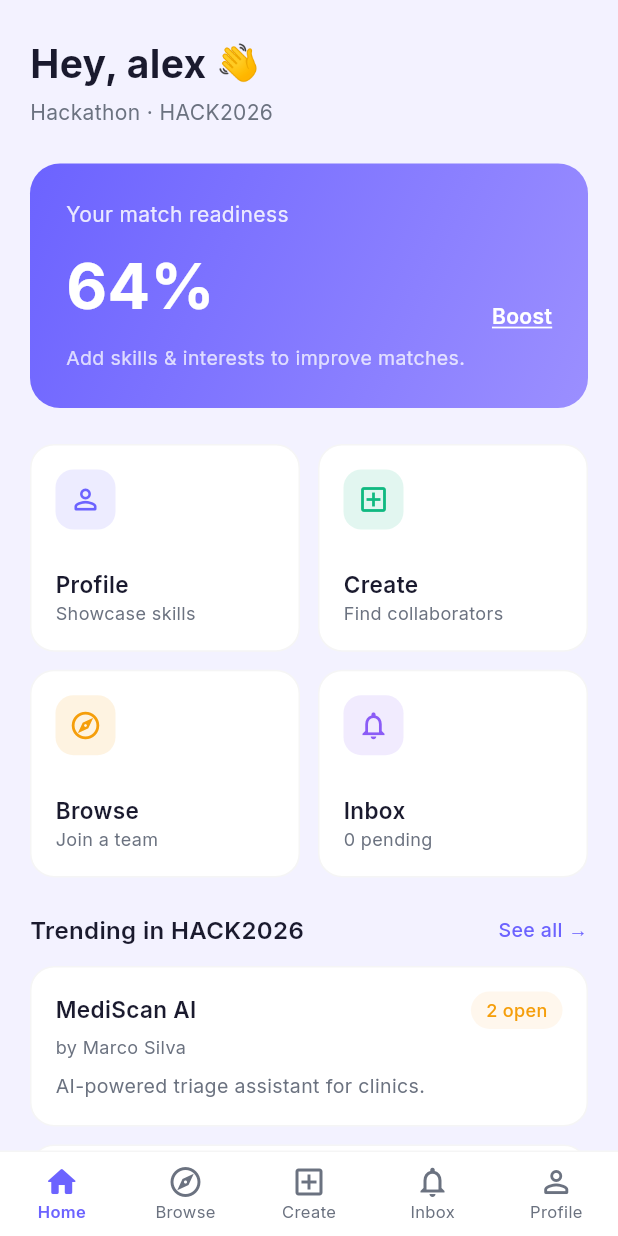
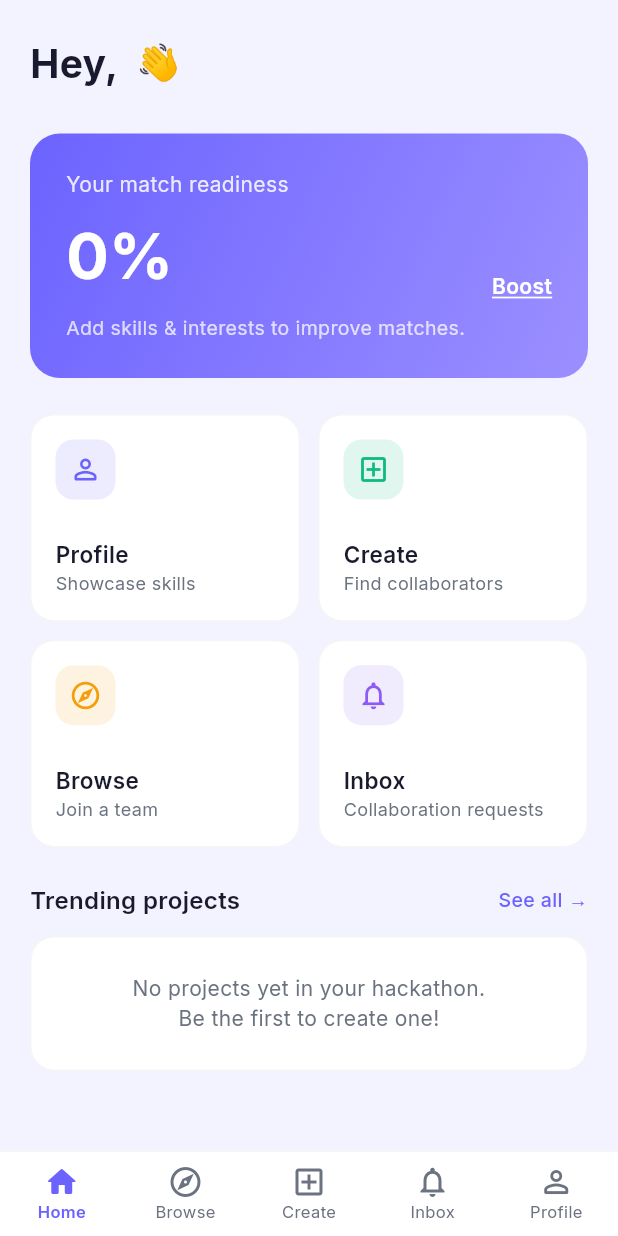
Before and after one commit to eunice-jpg/ColabMatch, a Flutter app: the screen it shows once a user with an empty profile is signed in, on a phone screen of 412 x 824 dp. Run offline on Flutter 3.47's test engine with Material 3 defaults, Android fonts, the light colour scheme and no system bars; our stand-ins replace cloud_firestore, firebase_auth, firebase_core, flutter_riverpod, google_fonts; accounts and stored records are empty.

Commit message:
feat: connect HomeScreen to real user data

```diff
--- a/lib/screens/home/home_screen.dart
+++ b/lib/screens/home/home_screen.dart
@@ -1,12 +1,20 @@
 import 'package:flutter/material.dart';
+import 'package:flutter_riverpod/flutter_riverpod.dart';
 import 'package:google_fonts/google_fonts.dart';
 import '../../core/theme/app_theme.dart';
+import '../../providers/auth_provider.dart';
+import '../../providers/project_provider.dart';
 
-class HomeScreen extends StatelessWidget {
+class HomeScreen extends ConsumerWidget {
   const HomeScreen({super.key});
 
   @override
-  Widget build(BuildContext context) {
+  Widget build(BuildContext context, WidgetRef ref) {
+    final user = ref.watch(currentUserProvider);
+    final trendingAsync = user != null
+        ? ref.watch(trendingProjectsProvider(user.hackathon))
+        : null;
+
     return Scaffold(
       backgroundColor: AppColors.background,
       body: SafeArea(
@@ -15,20 +23,13 @@ class HomeScreen extends StatelessWidget {
           child: Column(
             crossAxisAlignment: CrossAxisAlignment.start,
             children: [
-              // Greeting
-              _buildGreeting(),
+              _buildGreeting(user?.username ?? ''),
               const SizedBox(height: 24),
-
-              // Match Readiness Card
-              _buildMatchReadinessCard(),
+              _buildMatchReadinessCard(user),
               const SizedBox(height: 24),
-
-              // Quick Actions Grid
               _buildQuickActionsGrid(context),
               const SizedBox(height: 24),
-
-              // Trending Section
-              _buildTrendingSection(),
+              _buildTrendingSection(trendingAsync),
             ],
           ),
         ),
@@ -36,14 +37,14 @@ class HomeScreen extends StatelessWidget {
     );
   }
 
-  Widget _buildGreeting() {
+  Widget _buildGreeting(String username) {
     return Column(
       crossAxisAlignment: CrossAxisAlignment.start,
       children: [
         Row(
           children: [
             Text(
-              'Hey, alex ',
+              'Hey, $username ',
               style: GoogleFonts.inter(
                 fontSize: 26,
                 fontWeight: FontWeight.bold,
@@ -54,18 +55,20 @@ class HomeScreen extends StatelessWidget {
           ],
         ),
         const SizedBox(height: 4),
-        Text(
-          'Hackathon · HACK2026',
-          style: GoogleFonts.inter(
-            fontSize: 14,
-            color: AppColors.textSecondary,
-          ),
-        ),
       ],
     );
   }
 
-  Widget _buildMatchReadinessCard() {
+  Widget _buildMatchReadinessCard(user) {
+    // Calculate match readiness based on profile completeness
+    int score = 0;
+    if (user != null) {
+      if (user.skills.isNotEmpty) score += 40;
+      if (user.interests.isNotEmpty) score += 30;
+      if (user.bio.isNotEmpty) score += 20;
+      if (user.experienceLevel != 'Beginner') score += 10;
+    }
+
     return Container(
       width: double.infinity,
       padding: const EdgeInsets.all(24),
@@ -93,7 +96,7 @@ class HomeScreen extends StatelessWidget {
             crossAxisAlignment: CrossAxisAlignment.end,
             children: [
               Text(
-                '64%',
+                '$score%',
                 style: GoogleFonts.inter(
                   fontSize: 42,
                   fontWeight: FontWeight.bold,
@@ -117,7 +120,9 @@ class HomeScreen extends StatelessWidget {
           ),
           const SizedBox(height: 8),
           Text(
-            'Add skills & interests to improve matches.',
+            score < 100
+                ? 'Add skills & interests to improve matches.'
+                : 'Your profile is complete!',
             style: GoogleFonts.inter(
               fontSize: 13,
               color: Colors.white.withOpacity(0.75),
@@ -135,28 +140,24 @@ class HomeScreen extends StatelessWidget {
         'subtitle': 'Showcase skills',
         'icon': Icons.person_outline_rounded,
         'color': const Color(0xFF6C63FF),
-        'route': '/profile',
       },
       {
         'label': 'Create',
         'subtitle': 'Find collaborators',
         'icon': Icons.add_box_outlined,
         'color': const Color(0xFF10B981),
-        'route': '/create',
       },
       {
         'label': 'Browse',
         'subtitle': 'Join a team',
         'icon': Icons.explore_outlined,
         'color': const Color(0xFFF59E0B),
-        'route': '/browse',
       },
       {
         'label': 'Inbox',
-        'subtitle': '0 pending',
+        'subtitle': 'Collaboration requests',
         'icon': Icons.notifications_outlined,
         'color': const Color(0xFF8B5CF6),
-        'route': '/notifications',
       },
     ];
 
@@ -238,7 +239,7 @@ class HomeScreen extends StatelessWidget {
     );
   }
 
-  Widget _buildTrendingSection() {
+  Widget _buildTrendingSection(trendingAsync) {
     return Column(
       crossAxisAlignment: CrossAxisAlignment.start,
       children: [
@@ -246,7 +247,7 @@ class HomeScreen extends StatelessWidget {
           mainAxisAlignment: MainAxisAlignment.spaceBetween,
           children: [
             Text(
-              'Trending in HACK2026',
+              'Trending projects',
               style: GoogleFonts.inter(
                 fontSize: 16,
                 fontWeight: FontWeight.w600,
@@ -267,22 +268,53 @@ class HomeScreen extends StatelessWidget {
           ],
         ),
         const SizedBox(height: 12),
+        if (trendingAsync == null)
+          _buildEmptyTrending()
+        else
+          trendingAsync.when(
+            data: (projects) {
+              if (projects.isEmpty) return _buildEmptyTrending();
+              return Column(
+                children: projects
+                    .map(
+                      (p) => Padding(
+                        padding: const EdgeInsets.only(bottom: 12),
+                        child: _buildTrendingCard(
+                          name: p.name,
+                          author: 'by ${p.ownerName}',
+                          description: p.description,
+                          openSpots: p.lackingSkills.length,
+                        ),
+                      ),
+                    )
+                    .toList(),
+              );
+            },
+            loading: () => const Center(child: CircularProgressIndicator()),
+            error: (_, __) => const Text('Could not load projects.'),
+          ),
+      ],
+    );
+  }
 
-        // Trending project cards
-        _buildTrendingCard(
-          name: 'MediScan AI',
-          author: 'by Marco Silva',
-          description: 'AI-powered triage assistant for clinics.',
-          openSpots: 2,
+  Widget _buildEmptyTrending() {
+    return Container(
+      padding: const EdgeInsets.all(24),
+      decoration: BoxDecoration(
+        color: AppColors.surface,
+        borderRadius: BorderRadius.circular(16),
+        border: Border.all(color: Colors.grey.shade100),
+      ),
+      child: Center(
+        child: Text(
+          'No projects yet in your hackathon.\nBe the first to create one!',
+          textAlign: TextAlign.center,
+          style: GoogleFonts.inter(
+            fontSize: 14,
+            color: AppColors.textSecondary,
+          ),
         ),
-        const SizedBox(height: 12),
-        _buildTrendingCard(
-          name: 'EcoTrack',
-          author: 'by Sarah Chen',
-          description: 'Carbon footprint tracker for students.',
-          openSpots: 1,
-        ),
-      ],
+      ),
     );
   }
 
```
